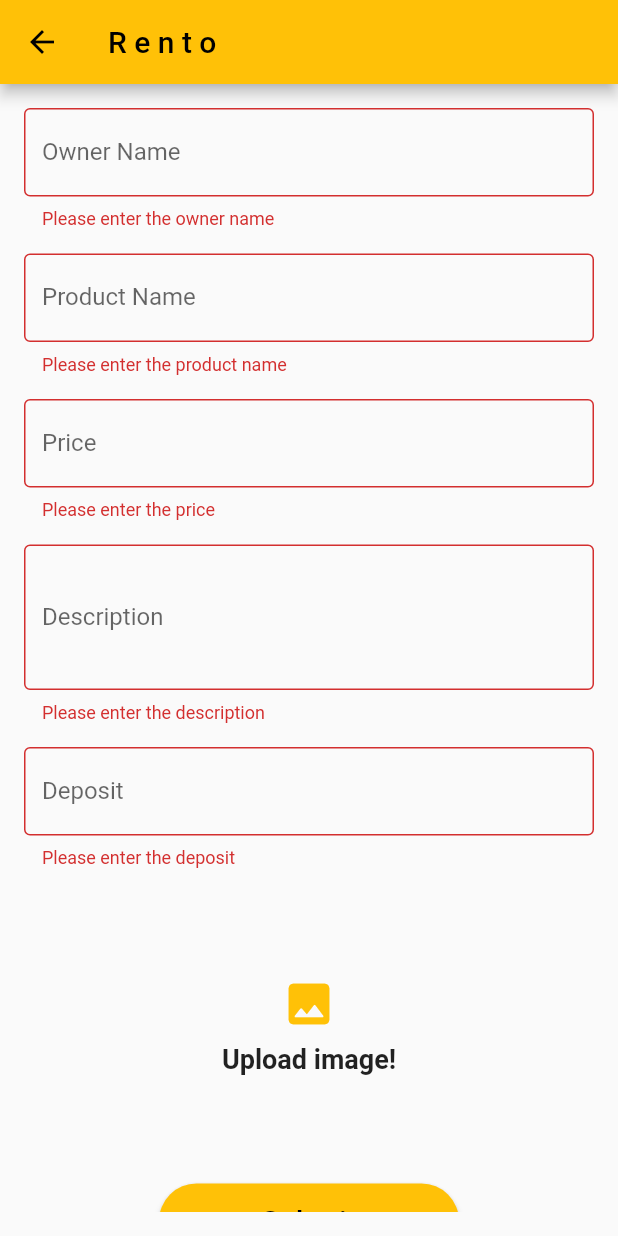
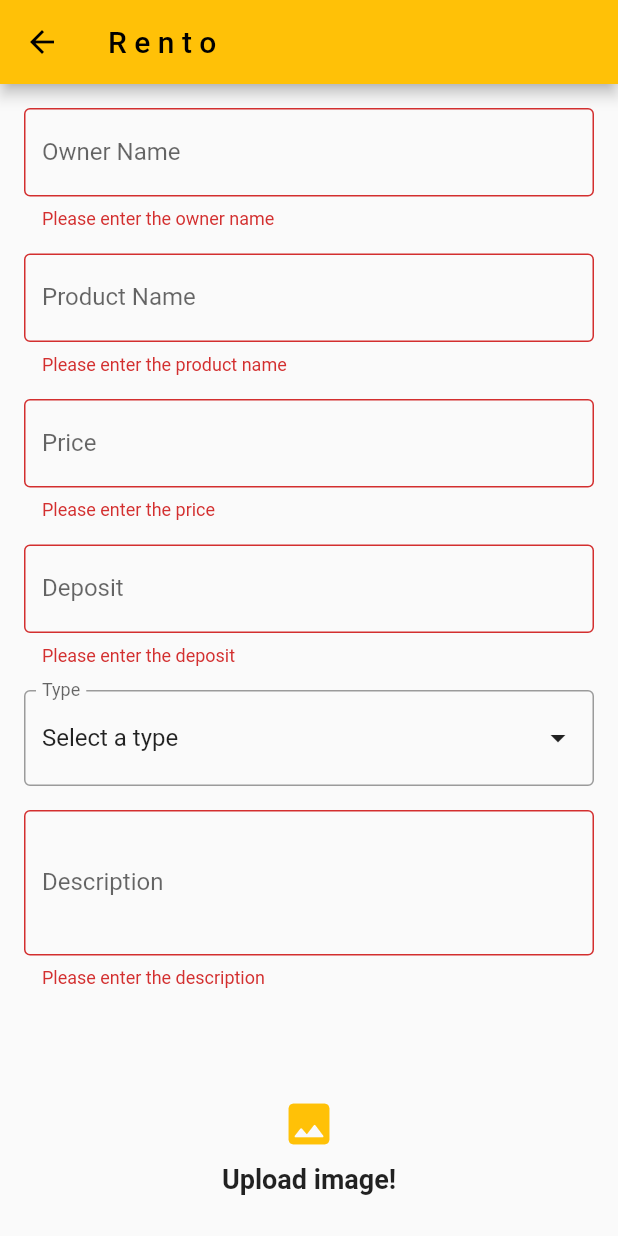
Before and after one commit to whynotdev/rentalapp, a Flutter app: the RentPage screen opened directly, after a tap on "Submit", on a phone screen of 412 x 824 dp. Run offline on Flutter 3.47's test engine with Material 2 defaults, Android fonts, the phone set to English and light mode, and no system bars; our stand-ins replace animated_splash_screen, carousel_slider, cloud_firestore, firebase_auth, firebase_core, firebase_storage and 3 more; accounts and stored records are empty.

Commit message:
added type dropdown

```diff
--- a/lib/screens/rent_page.dart
+++ b/lib/screens/rent_page.dart
@@ -12,7 +12,7 @@ class RentPage extends StatefulWidget {
 }
 
 class _RentPageState extends State<RentPage> {
-  final _formKey = GlobalKey<FormState>();
+  final _formKey = GlobalKey<FormState>();//for validation
 
   TextEditingController _ownerNameController = TextEditingController();
   TextEditingController _productNameController = TextEditingController();
@@ -20,9 +20,11 @@ class _RentPageState extends State<RentPage> {
   TextEditingController _descriptionController = TextEditingController();
   TextEditingController _depositController = TextEditingController();
 
-  List<File?> _selectedImages = [];
+  List<File?> _selectedImages = []; //selecting images
 
   File? _image;
+  String? _selectedType; //dropdowntype
+ // final FocusNode _typeFocusNode = FocusNode();
 
   void _getImage(ImageSource source) async {
     final pickedFile = await ImagePicker().getImage(source: source);
@@ -37,7 +39,7 @@ class _RentPageState extends State<RentPage> {
   Widget build(BuildContext context) {
     return Scaffold(
       appBar: AppBar(
-        title: Text("R e n t o"),
+        title: const Text("R e n t o"),
       ),
       body: Padding(
         padding: const EdgeInsets.all(16.0),
@@ -47,8 +49,9 @@ class _RentPageState extends State<RentPage> {
             child: Column(
               crossAxisAlignment: CrossAxisAlignment.start,
               children: [
+                //textfield for name
                 TextFormField(
-                  decoration: InputDecoration(
+                  decoration: const InputDecoration(
                     labelText: 'Owner Name',
                     border: OutlineInputBorder(),
                   ),
@@ -63,9 +66,10 @@ class _RentPageState extends State<RentPage> {
                   },
                   controller: _ownerNameController,
                 ),
-                SizedBox(height: 16.0),
+                const SizedBox(height: 16.0),
+                //for product name
                 TextFormField(
-                  decoration: InputDecoration(
+                  decoration: const InputDecoration(
                     labelText: 'Product Name',
                     border: OutlineInputBorder(),
                   ),
@@ -80,9 +84,10 @@ class _RentPageState extends State<RentPage> {
                   },
                   controller: _productNameController,
                 ),
-                SizedBox(height: 16.0),
+                const SizedBox(height: 16.0),
+                //for price
                 TextFormField(
-                  decoration: InputDecoration(
+                  decoration: const InputDecoration(
                     labelText: 'Price',
                     border: OutlineInputBorder(),
                   ),
@@ -101,27 +106,11 @@ class _RentPageState extends State<RentPage> {
                   },
                   controller: _priceController,
                 ),
-                SizedBox(height: 16.0),
+                const SizedBox(height: 16.0),
+                //for deposit
+
                 TextFormField(
-                  decoration: InputDecoration(
-                    labelText: 'Description',
-                    border: OutlineInputBorder(),
-                  ),
-                  maxLines: 3,
-                  validator: (value) {
-                    if (value == null || value.isEmpty) {
-                      return 'Please enter the description';
-                    }
-                    return null;
-                  },
-                  onSaved: (value) {
-                    _descriptionController.text = value!;
-                  },
-                  controller: _descriptionController,
-                ),
-                SizedBox(height: 16.0),
-                TextFormField(
-                  decoration: InputDecoration(
+                  decoration: const InputDecoration(
                     labelText: 'Deposit',
                     border: OutlineInputBorder(),
                   ),
@@ -140,7 +129,111 @@ class _RentPageState extends State<RentPage> {
                   },
                   controller: _depositController,
                 ),
-                SizedBox(
+                const SizedBox(height: 16.0),
+                //for_type_of_product_selection
+                GestureDetector(
+                  onTap: () {
+                    showDialog(
+                      context: context,
+                      builder: (context) {
+                        return AlertDialog(
+                          title: const Text('Select Type'),
+                          content: DropdownButtonFormField<String>(
+                            value: _selectedType,
+                            items: [
+                              const DropdownMenuItem(
+                                value: 'dslr',
+                                child: Text('DSLR'),
+                              ),
+                              const DropdownMenuItem(
+                                value: 'laptop',
+                                child: Text('Laptop'),
+                              ),
+                              const DropdownMenuItem(
+                                value: 'music',
+                                child: Text('Music'),
+                              ),
+                              const DropdownMenuItem(
+                                value: 'smartphone',
+                                child: Text('Smartphone'),
+                              ),
+                              const DropdownMenuItem(
+                                value: 'gears',
+                                child: Text('Gears'),
+                              ),
+                              const DropdownMenuItem(
+                                value: 'others',
+                                child: Text('Others'),
+                              ),
+                            ],
+                            onChanged: (value) {
+                              setState(() {
+                                _selectedType = value;
+                              });
+                              Navigator.of(context).pop();
+                            },
+                            decoration: const InputDecoration(
+                              border: OutlineInputBorder(),
+                            ),
+                            validator: (value) {
+                              if (value == null || value.isEmpty) {
+                                return 'Please select a type';
+                              }
+                              return null;
+                            },
+                            onSaved: (value) {
+                              // Store the selected type in Firestore along with other data
+                              _selectedType = value!;
+                            },
+                          ),
+                        );
+                      },
+                    );
+                  },
+                  child: InputDecorator(
+                    decoration: const InputDecoration(
+                      labelText: 'Type',
+                      border: OutlineInputBorder(),
+                    ),
+                    child: Row(
+                      mainAxisAlignment: MainAxisAlignment.spaceBetween,
+                      children: [
+                        Expanded(
+                          child: Text(
+                            _selectedType ?? 'Select a type',
+                            style: const TextStyle(
+                              fontSize: 16,
+                              // fontWeight: FontWeight.bold,
+                            ),
+                          ),
+                        ),
+                        const Icon(Icons.arrow_drop_down),
+                      ],
+                    ),
+                  ),
+                ),
+                const SizedBox(height: 16.0),
+                //for description of product
+
+                TextFormField(
+                  decoration: const InputDecoration(
+                    labelText: 'Description',
+                    border: OutlineInputBorder(),
+                  ),
+                  maxLines: 3,
+                  validator: (value) {
+                    if (value == null || value.isEmpty) {
+                      return 'Please enter the description';
+                    }
+                    return null;
+                  },
+                  onSaved: (value) {
+                    _descriptionController.text = value!;
+                  },
+                  controller: _descriptionController,
+                ),
+
+                const SizedBox(
                   height: 05,
                 ),
                 //Upload Images button
@@ -153,17 +246,17 @@ class _RentPageState extends State<RentPage> {
                         final source = await showDialog<ImageSource>(
                           context: context,
                           builder: (context) => AlertDialog(
-                            title: Text("Select image!"),
+                            title: const Text("Select image!"),
                             actions: [
                               TextButton(
                                 onPressed: () =>
                                     Navigator.pop(context, ImageSource.camera),
-                                child: Text("Camera"),
+                                child: const Text("Camera"),
                               ),
                               TextButton(
                                 onPressed: () =>
                                     Navigator.pop(context, ImageSource.gallery),
-                                child: Text("Album"),
+                                child: const Text("Album"),
                               ),
                             ],
                           ),
@@ -178,13 +271,13 @@ class _RentPageState extends State<RentPage> {
                             : Column(
                                 mainAxisAlignment: MainAxisAlignment.center,
                                 children: [
-                                  Icon(
+                                  const Icon(
                                     Icons.image_rounded,
                                     color: Colors.amber,
                                     size: 36.0,
                                   ),
-                                  SizedBox(height: 8.0),
-                                  Text(
+                                  const SizedBox(height: 8.0),
+                                  const Text(
                                     "Upload image!",
                                     style: TextStyle(
                                       fontSize: 18.0,
@@ -197,8 +290,8 @@ class _RentPageState extends State<RentPage> {
                     ),
                   ),
                 ),
-                SizedBox(height: 05),
-                //Submit button
+                const SizedBox(height: 05),
+                //Submit button of all fields to Firestore
                 Center(
                   child: ElevatedButton(
                     onPressed: () async {
@@ -227,11 +320,12 @@ class _RentPageState extends State<RentPage> {
                               'price': double.parse(_priceController.text),
                               'description': _descriptionController.text,
                               'deposit': double.parse(_depositController.text),
+                              'type': _selectedType,
                               'imageUrl': imageUrl,
                             });
 
                             ScaffoldMessenger.of(context).showSnackBar(
-                              SnackBar(
+                              const SnackBar(
                                 content: Text('Rent data submitted'),
                                 duration: Duration(seconds: 2),
                               ),
@@ -244,11 +338,12 @@ class _RentPageState extends State<RentPage> {
                             _descriptionController.clear();
                             _depositController.clear();
                             setState(() {
-                              _image = null;
+                              _selectedType = null;//clears type
+                              _image = null; //clears the image
                             });
                           } else {
                             ScaffoldMessenger.of(context).showSnackBar(
-                              SnackBar(
+                              const SnackBar(
                                 content: Text('Please select an image'),
                                 duration: Duration(seconds: 2),
                               ),
@@ -257,7 +352,7 @@ class _RentPageState extends State<RentPage> {
                         } catch (e) {
                           print(e.toString());
                           ScaffoldMessenger.of(context).showSnackBar(
-                            SnackBar(
+                            const SnackBar(
                               content: Text('Failed to submit rent data'),
                               duration: Duration(seconds: 2),
                             ),
@@ -265,7 +360,7 @@ class _RentPageState extends State<RentPage> {
                         }
                       }
                     },
-                    child: Text(
+                    child: const Text(
                       'Submit',
                       style: TextStyle(fontSize: 20),
                     ),
@@ -273,7 +368,7 @@ class _RentPageState extends State<RentPage> {
                       shape: RoundedRectangleBorder(
                         borderRadius: BorderRadius.circular(30),
                       ),
-                      minimumSize: Size(200, 50),
+                      minimumSize: const Size(200, 50),
                     ),
                   ),
                 ),
```
